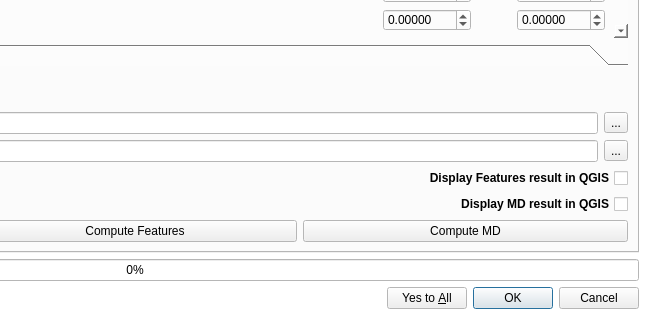
Qt form BAD_dialog_base.ui (silviamacchi/BAD_v.3.0.0) before a commit; both pictures show x 380 to 1030 and y 380 to 700 of the 1030 by 700 pixel window.
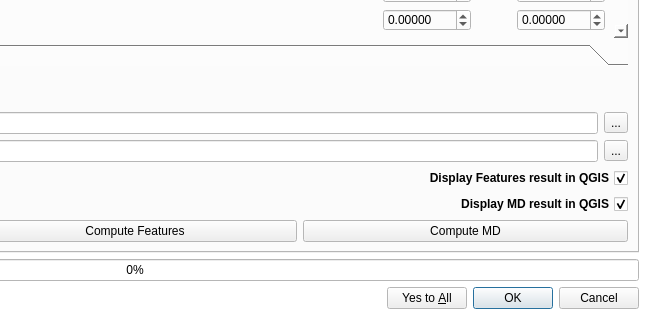
The same form after that commit. The open tabs and pages were chosen to show the change.

Commit message: displayinQGis checked as default

What changed in the file:
```diff
--- a/BAD_dialog_base.ui
+++ b/BAD_dialog_base.ui
@@ -177,6 +177,7 @@
      </property>
      <property name="font">
       <font>
+       <weight>50</weight>
        <bold>false</bold>
       </font>
      </property>
@@ -2145,6 +2146,7 @@
         <widget class="QCheckBox" name="checkBox_MD_display">
          <property name="font">
           <font>
+           <weight>75</weight>
            <bold>true</bold>
           </font>
          </property>
@@ -2154,6 +2156,9 @@
          <property name="text">
           <string>Display MD result in QGIS</string>
          </property>
+         <property name="checked">
+          <bool>true</bool>
+         </property>
          <property name="tristate">
           <bool>false</bool>
          </property>
@@ -2163,6 +2168,7 @@
         <widget class="QCheckBox" name="checkBox_Feature_display">
          <property name="font">
           <font>
+           <weight>75</weight>
            <bold>true</bold>
           </font>
          </property>
@@ -2172,6 +2178,9 @@
          <property name="text">
           <string>Display Features result in QGIS</string>
          </property>
+         <property name="checked">
+          <bool>true</bool>
+         </property>
          <property name="tristate">
           <bool>false</bool>
          </property>
@@ -7922,6 +7931,7 @@
          <property name="font">
           <font>
            <pointsize>9</pointsize>
+           <weight>75</weight>
            <bold>true</bold>
           </font>
          </property>
```
Left out of the diff: 96 changed lines with no effect on the pictures. The commit also changes 1 other file.
